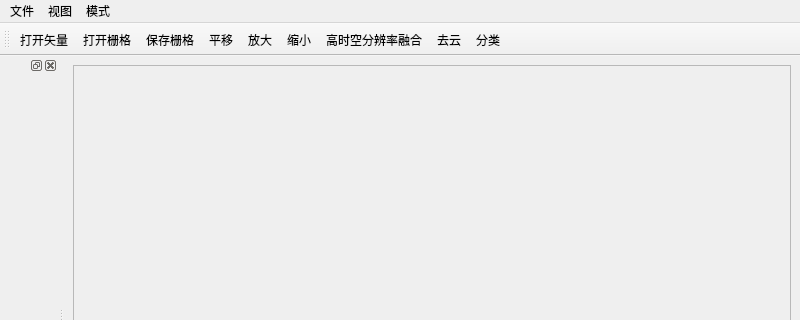
Above: ui/main.ui from CaoZhenkun/pyqgis before the change; both pictures show x 0 to 800 and y 0 to 320 of the 800 by 600 pixel window. Below: the same form after it.
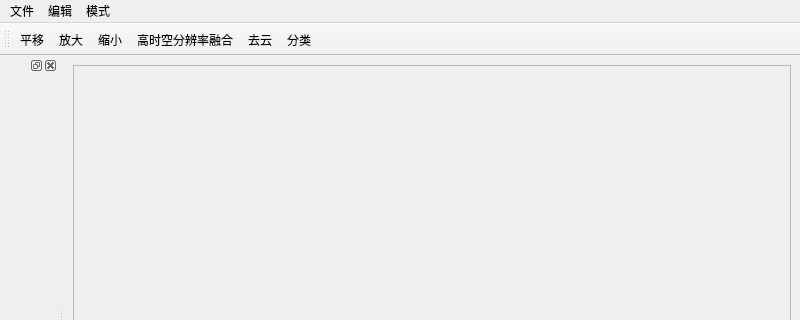
That is the form after the change.

```diff
--- a/ui/main.ui
+++ b/ui/main.ui
@@ -48,7 +48,7 @@
    </widget>
    <widget class="QMenu" name="menu_2">
     <property name="title">
-     <string>视图</string>
+     <string>编辑</string>
     </property>
    </widget>
    <widget class="QMenu" name="menu_3">
@@ -77,9 +77,6 @@
    <attribute name="toolBarBreak">
     <bool>false</bool>
    </attribute>
-   <addaction name="actionOpenShp"/>
-   <addaction name="actionOpenRaster"/>
-   <addaction name="actionWriteRaster"/>
    <addaction name="actionPan"/>
    <addaction name="actionZoomOut"/>
    <addaction name="actionZoomIn"/>
```
Left out of the diff: 39 changed lines with no effect on the pictures.
